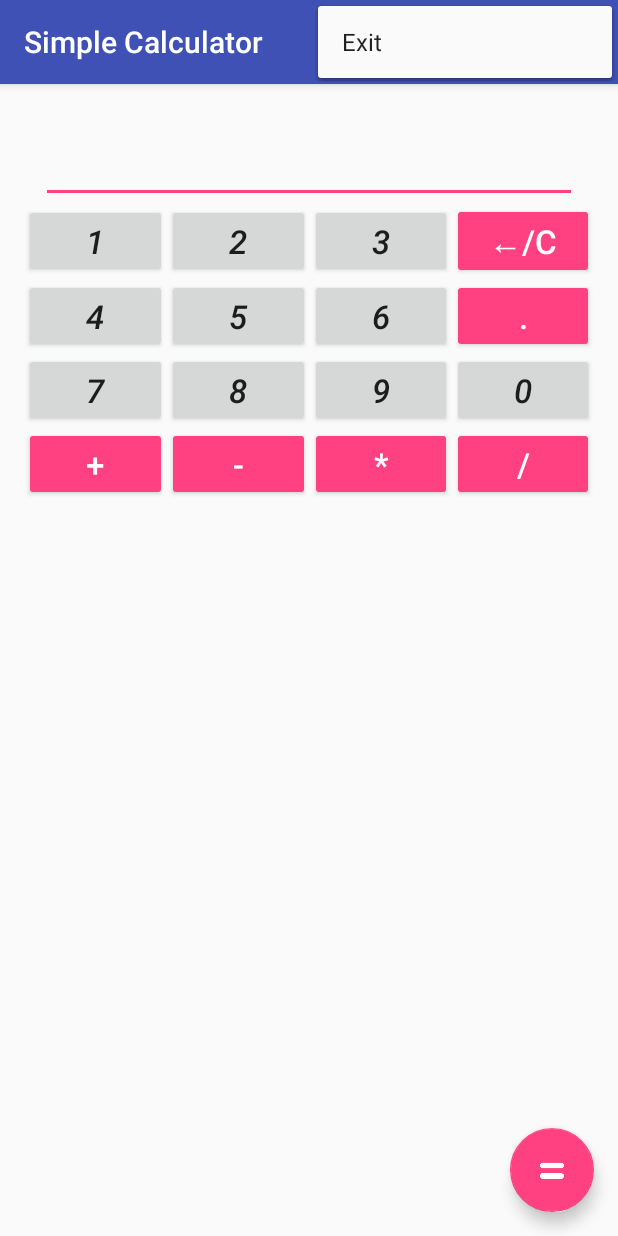
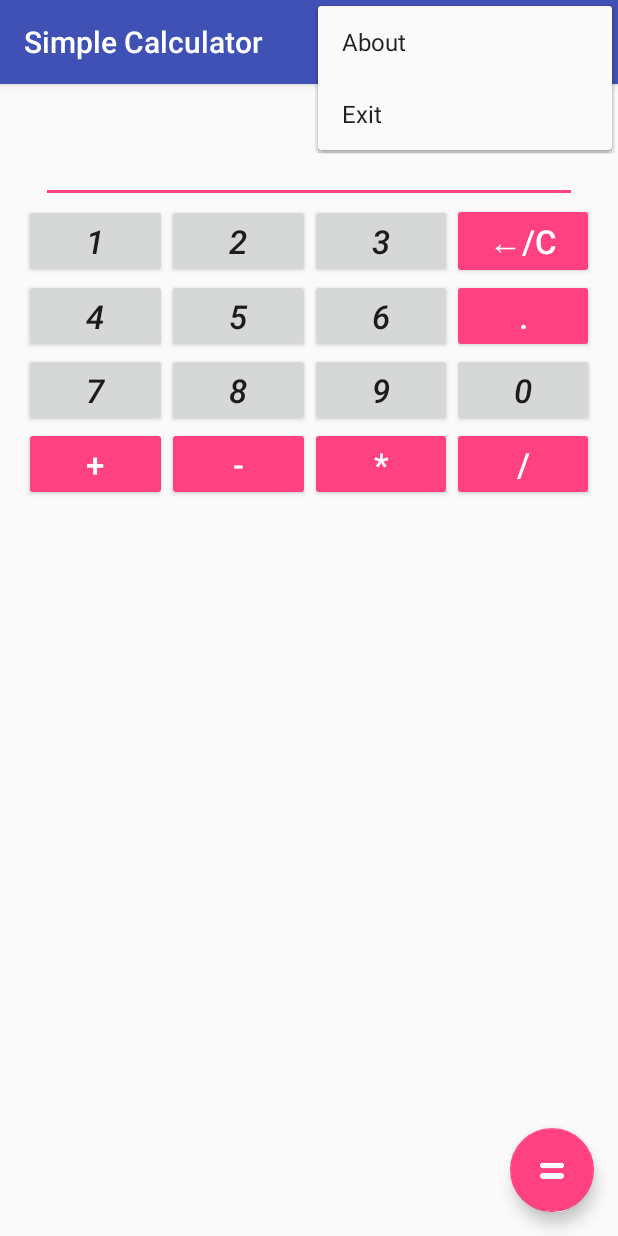
Before and after one commit to KorobkovD/Calculator, an Android app: the screen it shows after launch (MainActivity), with the options menu open, on a phone screen of 412 x 824 dp. Run offline under Robolectric (Android 15) with nearby library versions, the phone set to English and light mode, and no system bars.

Commit message:
"About" menu item was added

```diff
--- a/app/src/main/res/menu/menu_main.xml
+++ b/app/src/main/res/menu/menu_main.xml
@@ -4,6 +4,9 @@
     <item android:id="@+id/action_settings" android:title="@string/action_settings"
         android:orderInCategory="100" app:showAsAction="never"
         android:visible="false"/>
+    <item android:id="@+id/action_about" android:orderInCategory="100"
+        android:title="@string/action_about"
+        android:onClick="about"/>
     <item android:id="@+id/action_exit" android:title="@string/action_exit"
         android:orderInCategory="100" app:showAsAction="never"/>
 </menu>
--- a/app/src/main/res/values/strings.xml
+++ b/app/src/main/res/values/strings.xml
@@ -2,4 +2,5 @@
     <string name="app_name">Simple Calculator</string>
     <string name="action_settings">Settings</string>
     <string name="action_exit">Exit</string>
+    <string name="action_about">About</string>
 </resources>
```
Also changed, not shown: app/src/main/java/com/example/denis/calculator/MainActivity.java (+24 -0 lines).
